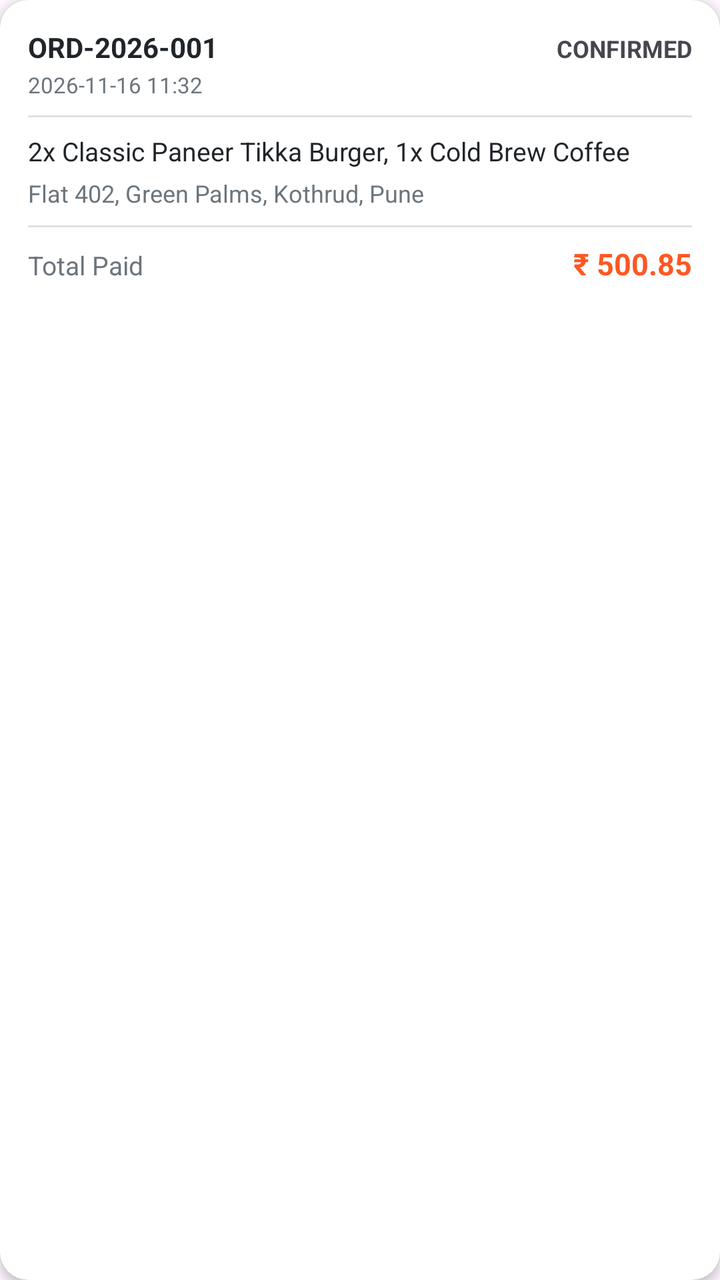
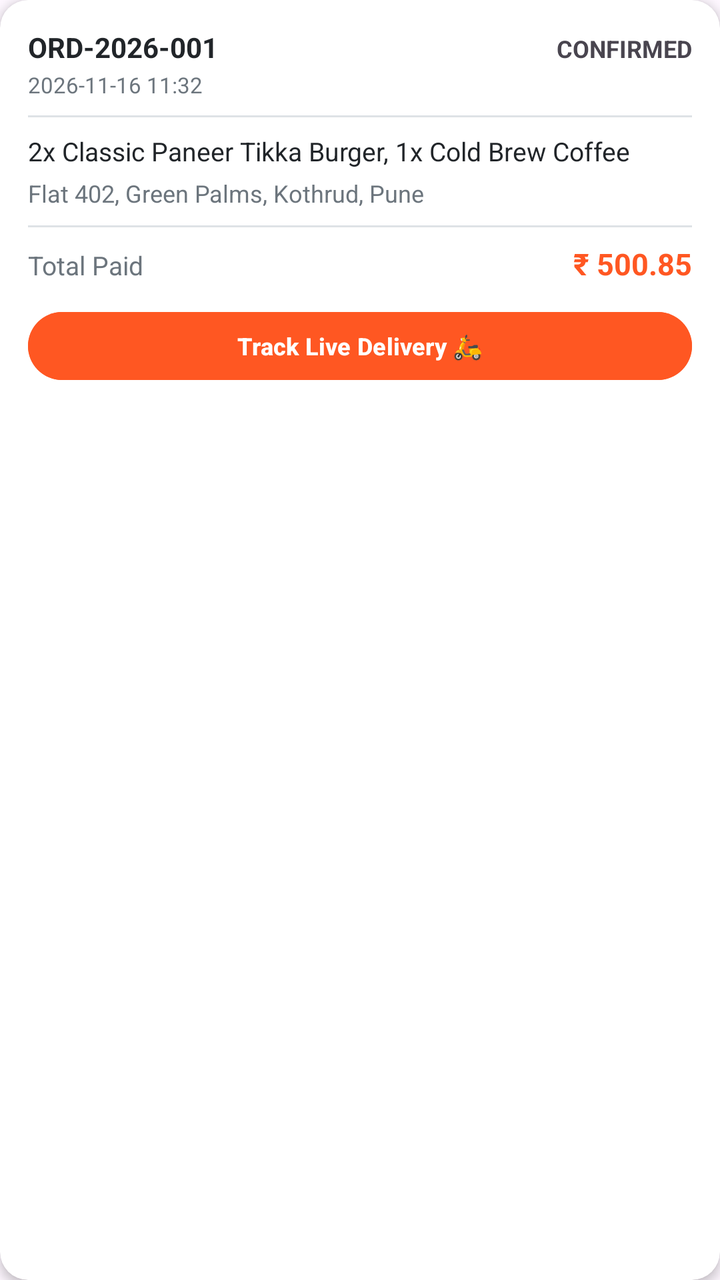

Before-and-after screenshots of an Android layout around one commit, followed by the original layout XML and the change that was made.
<!-- AndroidManifest.xml: application theme Theme.FoodieHub -->
<!-- res/layout/item_order_card.xml -->
<?xml version="1.0" encoding="utf-8"?>
<androidx.cardview.widget.CardView xmlns:android="http://schemas.android.com/apk/res/android"
    xmlns:app="http://schemas.android.com/apk/res-auto"
    android:layout_width="match_parent"
    android:layout_height="wrap_content"
    android:layout_marginHorizontal="12dp"
    android:layout_marginVertical="6dp"
    app:cardCornerRadius="14dp"
    app:cardElevation="3dp">

    <LinearLayout
        android:layout_width="match_parent"
        android:layout_height="wrap_content"
        android:orientation="vertical"
        android:padding="14dp">

        <LinearLayout
            android:layout_width="match_parent"
            android:layout_height="wrap_content"
            android:orientation="horizontal">

            <TextView
                android:id="@+id/txtHistoryOrderId"
                android:layout_width="0dp"
                android:layout_height="wrap_content"
                android:layout_weight="1"
                android:text="ORD-2026-001"
                android:textColor="@color/text_primary"
                android:textSize="14sp"
                android:textStyle="bold" />

            <TextView
                android:id="@+id/txtHistoryOrderStatus"
                android:layout_width="wrap_content"
                android:layout_height="wrap_content"
                android:text="CONFIRMED"
                android:textSize="12sp"
                android:textStyle="bold" />
        </LinearLayout>

        <TextView
            android:id="@+id/txtHistoryOrderDate"
            android:layout_width="wrap_content"
            android:layout_height="wrap_content"
            android:layout_marginTop="2dp"
            android:text="2026-11-16 11:32"
            android:textColor="@color/text_secondary"
            android:textSize="11sp" />

        <View
            android:layout_width="match_parent"
            android:layout_height="1dp"
            android:layout_marginVertical="8dp"
            android:background="@color/divider" />

        <TextView
            android:id="@+id/txtHistoryItemsSummary"
            android:layout_width="match_parent"
            android:layout_height="wrap_content"
            android:text="2x Classic Paneer Tikka Burger, 1x Cold Brew Coffee"
            android:textColor="@color/text_primary"
            android:textSize="13sp" />

        <TextView
            android:id="@+id/txtHistoryAddress"
            android:layout_width="match_parent"
            android:layout_height="wrap_content"
            android:layout_marginTop="4dp"
            android:text="Flat 402, Green Palms, Kothrud, Pune"
            android:textColor="@color/text_secondary"
            android:textSize="12sp" />

        <View
            android:layout_width="match_parent"
            android:layout_height="1dp"
            android:layout_marginVertical="8dp"
            android:background="@color/divider" />

        <LinearLayout
            android:layout_width="match_parent"
            android:layout_height="wrap_content"
            android:orientation="horizontal">

            <TextView
                android:layout_width="0dp"
                android:layout_height="wrap_content"
                android:layout_weight="1"
                android:text="Total Paid"
                android:textColor="@color/text_secondary"
                android:textSize="13sp" />

            <TextView
                android:id="@+id/txtHistoryTotal"
                android:layout_width="wrap_content"
                android:layout_height="wrap_content"
                android:text="₹ 500.85"
                android:textColor="@color/primary"
                android:textSize="15sp"
                android:textStyle="bold" />
        </LinearLayout>

    </LinearLayout>

</androidx.cardview.widget.CardView>
<!-- resources referenced by this layout -->
<resources>
  <color name="divider">#DEE2E6</color>
  <color name="primary">#FF5722</color>
  <color name="text_primary">#212529</color>
  <color name="text_secondary">#6C757D</color>
  <style name="Theme.FoodieHub" parent="Theme.Material3.DayNight.NoActionBar">
          <item name="colorPrimary">@color/primary</item>
          <item name="colorPrimaryVariant">@color/primary_dark</item>
          <item name="colorSecondary">@color/accent</item>
          <item name="android:statusBarColor">@color/primary_dark</item>
          <item name="android:windowLightStatusBar">false</item>
          <item name="windowActionBar">false</item>
          <item name="windowNoTitle">true</item>
      </style>
  <color name="primary_dark">#E64A19</color>
  <color name="accent">#FF9800</color>
</resources>

<!-- the commit's change to res/layout/item_order_card.xml (unified diff, before → after) -->
@@ -99,6 +99,17 @@
                 android:textStyle="bold" />
         </LinearLayout>
 
+        <Button
+            android:id="@+id/btnTrackOrder"
+            android:layout_width="match_parent"
+            android:layout_height="42dp"
+            android:layout_marginTop="10dp"
+            android:backgroundTint="@color/primary"
+            android:text="Track Live Delivery 🛵"
+            android:textColor="@color/white"
+            android:textSize="12sp"
+            android:textStyle="bold" />
+
     </LinearLayout>
 
 </androidx.cardview.widget.CardView>
<!-- resource entries referenced after the edit -->
@@ -4,6 +4,7 @@
   <color name="primary">#FF5722</color>
   <color name="text_primary">#212529</color>
   <color name="text_secondary">#6C757D</color>
+  <color name="white">#FFFFFF</color>
   <style name="Theme.FoodieHub" parent="Theme.Material3.DayNight.NoActionBar">
           <item name="colorPrimary">@color/primary</item>
           <item name="colorPrimaryVariant">@color/primary_dark</item>
